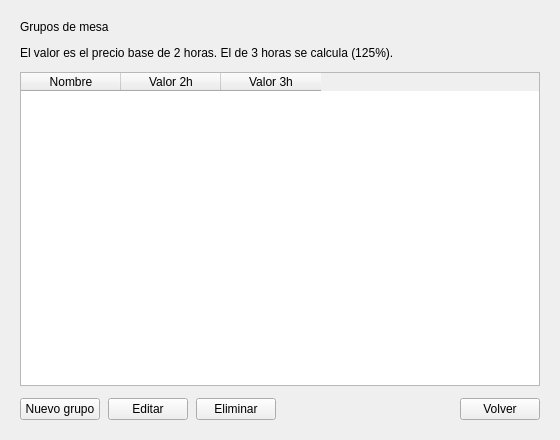
The window that vista/mesas/grupos_mesa.ui (segovia-gabriel/ProyectoFinal-PracticasII) describes before a commit, drawn with Qt 5.
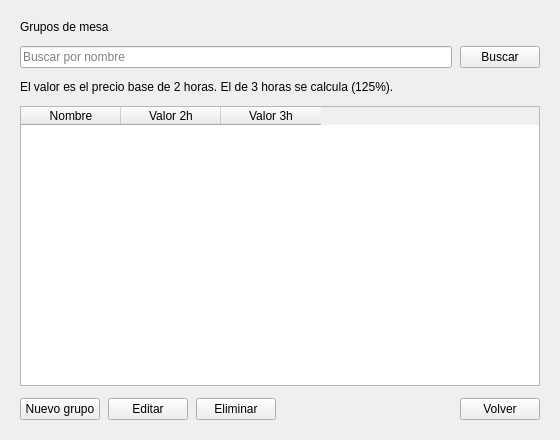
The same window after the commit.

```diff
--- a/vista/mesas/grupos_mesa.ui
+++ b/vista/mesas/grupos_mesa.ui
@@ -37,6 +37,27 @@
       </property>
      </widget>
     </item>
+    <item>
+     <layout class="QHBoxLayout" name="layout_filtro">
+      <property name="spacing">
+       <number>8</number>
+      </property>
+      <item>
+       <widget class="QLineEdit" name="lineEdit_filtro">
+        <property name="placeholderText">
+         <string>Buscar por nombre</string>
+        </property>
+       </widget>
+      </item>
+      <item>
+       <widget class="QPushButton" name="pushButton_buscar">
+        <property name="text">
+         <string>Buscar</string>
+        </property>
+       </widget>
+      </item>
+     </layout>
+    </item>
     <item>
      <widget class="QLabel" name="label_ayuda">
       <property name="text">
```
